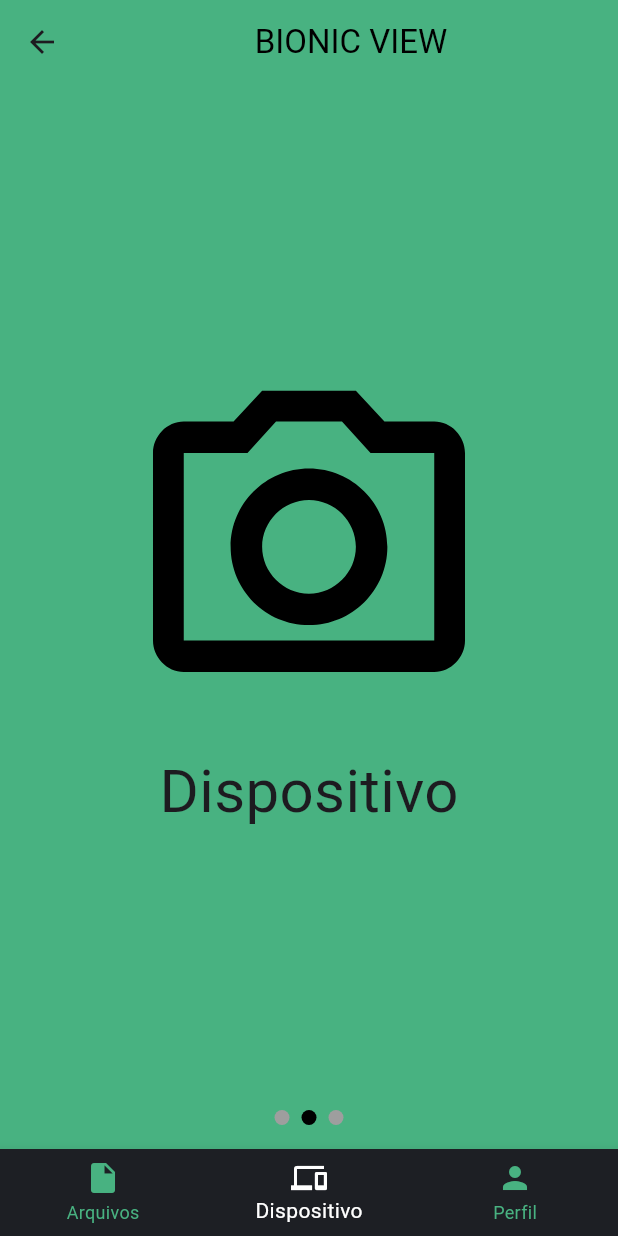
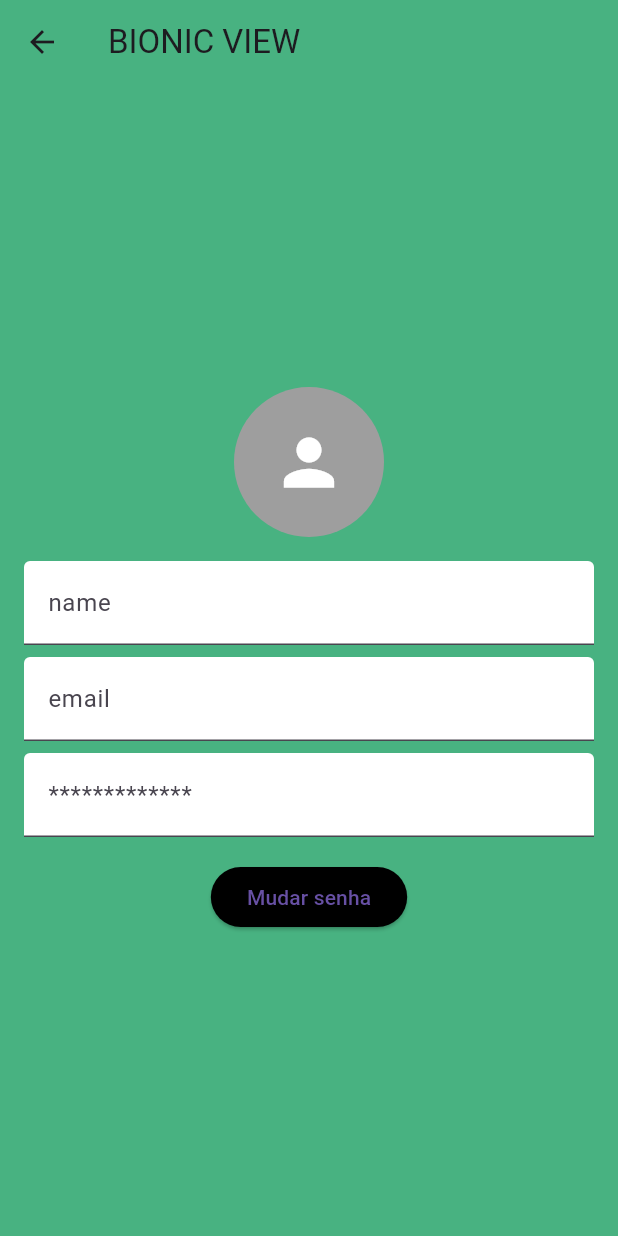
Before and after one commit to IA-llan/BionicView, a Flutter app: the HomeScreen screen opened directly, item 2 of the bottom bar chosen, on a phone screen of 412 x 824 dp. Run offline on Flutter 3.47's test engine with Material 3 defaults, Android fonts, the phone set to English and light mode, and no system bars.

Commit message:
Mais duas telas - arquivos e perfil criadas e mudanças na tela home

```diff
--- a/lib/home_screen.dart
+++ b/lib/home_screen.dart
@@ -1,4 +1,7 @@
+// lib/home_screen.dart
 import 'package:flutter/material.dart';
+import 'arquivos_screen.dart';
+import 'perfil_screen.dart'; // Importar a nova tela
 
 class HomeScreen extends StatefulWidget {
   const HomeScreen({super.key});
@@ -9,6 +12,7 @@ class HomeScreen extends StatefulWidget {
 
 class _HomeScreenState extends State<HomeScreen> {
   int _selectedIndex = 0;
+  int _pageIndex = 0;
   double tamanhoIcon = 250.0;
   double tamanhoFonte = 40;
   double heightSize = 10;
@@ -21,98 +25,61 @@ class _HomeScreenState extends State<HomeScreen> {
     setState(() {
       _selectedIndex = index;
     });
-    _pageController.jumpToPage(index);
+    if (index == 1) {
+      Navigator.push(
+        context,
+        MaterialPageRoute(
+          builder: (context) => const PerfilScreen(),
+        ),
+      ).then((_) {
+        setState(() {
+          _selectedIndex = 0; // Volta para a Home
+        });
+      });
+    }
+  }
+
+  void _onPageChanged(int index) {
+    setState(() {
+      _pageIndex = index;
+    });
   }
 
   @override
   Widget build(BuildContext context) {
     return Scaffold(
-      backgroundColor: background, // Cor de fundo da tela
+      backgroundColor: background,
       appBar: AppBar(
         backgroundColor: background,
         elevation: 0,
-        title: const Center(
-          child: Text(
-            'BIONIC VIEW',
-            style: TextStyle(color: Colors.black),
-          ),
+        centerTitle: true,
+        title: Column(
+          children: [
+            SizedBox(
+              height: 100,
+              child: Image.asset(
+                'assets/logo.png',
+                fit: BoxFit.contain,
+              ),
+            ),
+            const Text(
+              'BIONIC VIEW',
+              style: TextStyle(color: Colors.black, fontSize: 20),
+            ),
+          ],
         ),
       ),
-      body: Column(
-        children: [
-          Expanded(
-            child: PageView(
-              controller: _pageController,
-              onPageChanged: (index) {
-                setState(() {
-                  _selectedIndex = index;
-                });
-              },
-              children: <Widget>[
-                Center(
-                  child: Column(
-                    mainAxisAlignment: MainAxisAlignment.center,
-                    children: [
-                      Icon(Icons.insert_drive_file_outlined, size: tamanhoIcon, color: Colors.black),
-                      SizedBox(height: heightSize),
-                      Text('Arquivos', style: TextStyle(fontSize: tamanhoFonte))
-                    ],
-                  ),
-                ),
-                Center(
-                  child: Column(
-                    mainAxisAlignment: MainAxisAlignment.center,
-                    children: [
-                      Icon(Icons.camera_alt_outlined, size: tamanhoIcon, color: Colors.black),
-                      SizedBox(height: heightSize),
-                      Text('Dispositivo', style: TextStyle(fontSize: tamanhoFonte))
-                    ],
-                  ),
-                ),
-                Center(
-                  child: Column(
-                    mainAxisAlignment: MainAxisAlignment.center,
-                    children: [
-                      Icon(Icons.person_outlined, size: tamanhoIcon, color: Colors.black),
-                      SizedBox(height: heightSize),
-                      Text('Perfil', style: TextStyle(fontSize: tamanhoFonte))
-                    ],
-                  ),
-                ),
-              ],
-            ),
-          ),
-          Row(
-            mainAxisAlignment: MainAxisAlignment.center,
-            children: List.generate(3, (index) {
-              return Container(
-                margin: const EdgeInsets.symmetric(horizontal: 4.0),
-                width: 10,
-                height: 10,
-                decoration: BoxDecoration(
-                  shape: BoxShape.circle,
-                  color: _selectedIndex == index ? Colors.black : Colors.grey,
-                ),
-              );
-            }),
-          ),
-          const SizedBox(height: 16), // Espaço abaixo dos indicadores
-        ],
-      ),
+      body: _buildHomeContent(),
       bottomNavigationBar: BottomNavigationBar(
         currentIndex: _selectedIndex,
         onTap: _onItemTapped,
-        selectedItemColor: branco, // Cor dos ícones e texto selecionados
-        unselectedItemColor: background, // Cor dos ícones e texto não selecionados
-        backgroundColor: const Color(0xFF1D1F24), // Cor de fundo da barra de navegação
+        selectedItemColor: background,
+        unselectedItemColor: branco,
+        backgroundColor: const Color(0xFF1D1F24),
         items: const [
           BottomNavigationBarItem(
-            icon: Icon(Icons.insert_drive_file),
-            label: 'Arquivos',
-          ),
-          BottomNavigationBarItem(
-            icon: Icon(Icons.devices),
-            label: 'Dispositivo',
+            icon: Icon(Icons.home),
+            label: 'Home',
           ),
           BottomNavigationBarItem(
             icon: Icon(Icons.person),
@@ -122,4 +89,66 @@ class _HomeScreenState extends State<HomeScreen> {
       ),
     );
   }
+
+  Widget _buildHomeContent() {
+    return Column(
+      children: [
+        Expanded(
+          child: PageView(
+            controller: _pageController,
+            onPageChanged: _onPageChanged,
+            children: <Widget>[
+              GestureDetector(
+                onTap: () {
+                  Navigator.push(
+                    context,
+                    MaterialPageRoute(
+                        builder: (context) => const ArquivosScreen()),
+                  );
+                },
+                child: Center(
+                  child: Column(
+                    mainAxisAlignment: MainAxisAlignment.center,
+                    children: [
+                      Icon(Icons.insert_drive_file_outlined,
+                          size: tamanhoIcon, color: Colors.black),
+                      SizedBox(height: heightSize),
+                      Text('Arquivos', style: TextStyle(fontSize: tamanhoFonte))
+                    ],
+                  ),
+                ),
+              ),
+              Center(
+                child: Column(
+                  mainAxisAlignment: MainAxisAlignment.center,
+                  children: [
+                    Icon(Icons.camera_alt_outlined,
+                        size: tamanhoIcon, color: Colors.black),
+                    SizedBox(height: heightSize),
+                    Text('Dispositivo',
+                        style: TextStyle(fontSize: tamanhoFonte))
+                  ],
+                ),
+              ),
+            ],
+          ),
+        ),
+        Row(
+          mainAxisAlignment: MainAxisAlignment.center,
+          children: List.generate(2, (index) {
+            return Container(
+              margin: const EdgeInsets.symmetric(horizontal: 4.0),
+              width: 10,
+              height: 10,
+              decoration: BoxDecoration(
+                shape: BoxShape.circle,
+                color: _pageIndex == index ? Colors.black : Colors.grey,
+              ),
+            );
+          }),
+        ),
+        const SizedBox(height: 16), // Espaço abaixo dos indicadores
+      ],
+    );
+  }
 }
--- /dev/null
+++ b/lib/perfil_screen.dart
@@ -0,0 +1,75 @@
+// lib/perfil_screen.dart
+import 'package:flutter/material.dart';
+
+class PerfilScreen extends StatelessWidget {
+  const PerfilScreen({Key? key}) : super(key: key);
+
+  @override
+  Widget build(BuildContext context) {
+    return Scaffold(
+      appBar: AppBar(
+        title: const Text('BIONIC VIEW'),
+        backgroundColor: const Color(0xFF48B281),
+        leading: IconButton(
+          icon: const Icon(Icons.arrow_back),
+          onPressed: () {
+            Navigator.pop(context);
+          },
+        ),
+      ),
+      body: Padding(
+        padding: const EdgeInsets.all(16.0),
+        child: Column(
+          mainAxisAlignment: MainAxisAlignment.center,
+          children: [
+            const CircleAvatar(
+              radius: 50,
+              backgroundColor: Colors.grey,
+              child: Icon(
+                Icons.person,
+                size: 50,
+                color: Colors.white,
+              ),
+            ),
+            const SizedBox(height: 16),
+            TextField(
+              decoration: InputDecoration(
+                labelText: 'name',
+                filled: true,
+                fillColor: Colors.white,
+              ),
+            ),
+            const SizedBox(height: 8),
+            TextField(
+              decoration: InputDecoration(
+                labelText: 'email',
+                filled: true,
+                fillColor: Colors.white,
+              ),
+            ),
+            const SizedBox(height: 8),
+            TextField(
+              obscureText: true,
+              decoration: InputDecoration(
+                labelText: '*************',
+                filled: true,
+                fillColor: Colors.white,
+              ),
+            ),
+            const SizedBox(height: 16),
+            ElevatedButton(
+              onPressed: () {
+                // Lógica para mudar a senha
+              },
+              child: const Text('Mudar senha'),
+              style: ElevatedButton.styleFrom(
+                backgroundColor: Colors.black,
+              ),
+            ),
+          ],
+        ),
+      ),
+      backgroundColor: const Color(0xFF48B281),
+    );
+  }
+}
```
Also changed, not shown: lib/arquivos_screen.dart (added, +108 -0 lines), lib/main.dart (+9 -4 lines).
